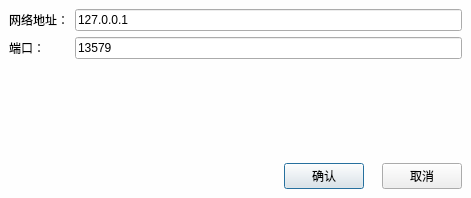
First picture: the form in Dialog/dialogtcpclientargs.ui, repository Mtr1994/TU-Services, before the edit.
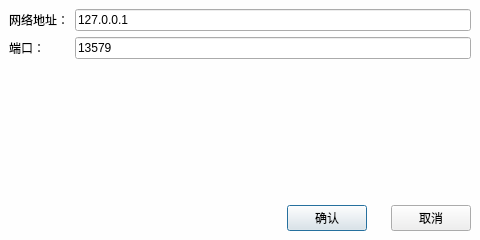
Second picture: the form after the edit.

Diff of the .ui file:
```diff
--- a/Dialog/dialogtcpclientargs.ui
+++ b/Dialog/dialogtcpclientargs.ui
@@ -6,8 +6,8 @@
    <rect>
     <x>0</x>
     <y>0</y>
-    <width>471</width>
-    <height>198</height>
+    <width>480</width>
+    <height>240</height>
    </rect>
   </property>
   <property name="windowTitle">
@@ -84,7 +84,7 @@
         <item>
          <layout class="QHBoxLayout" name="horizontalLayout">
           <property name="spacing">
-           <number>18</number>
+           <number>24</number>
           </property>
           <item>
            <widget class="QPushButton" name="btnOk">
```
Left out of the diff: 6 changed lines with no effect on the pictures.
